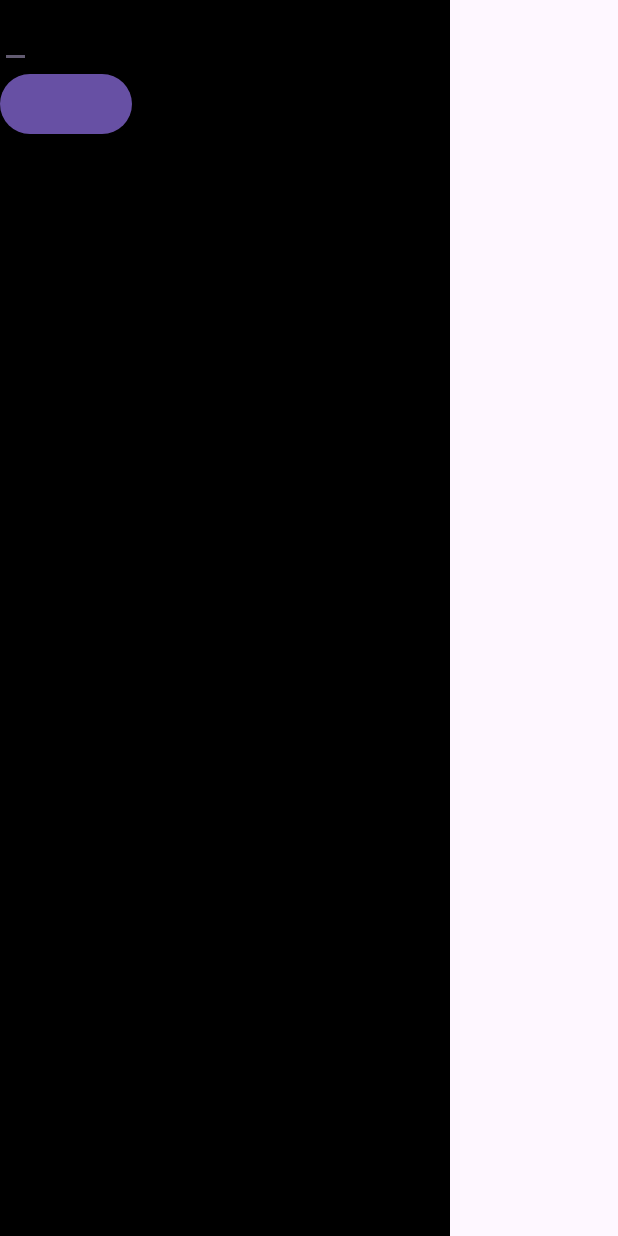
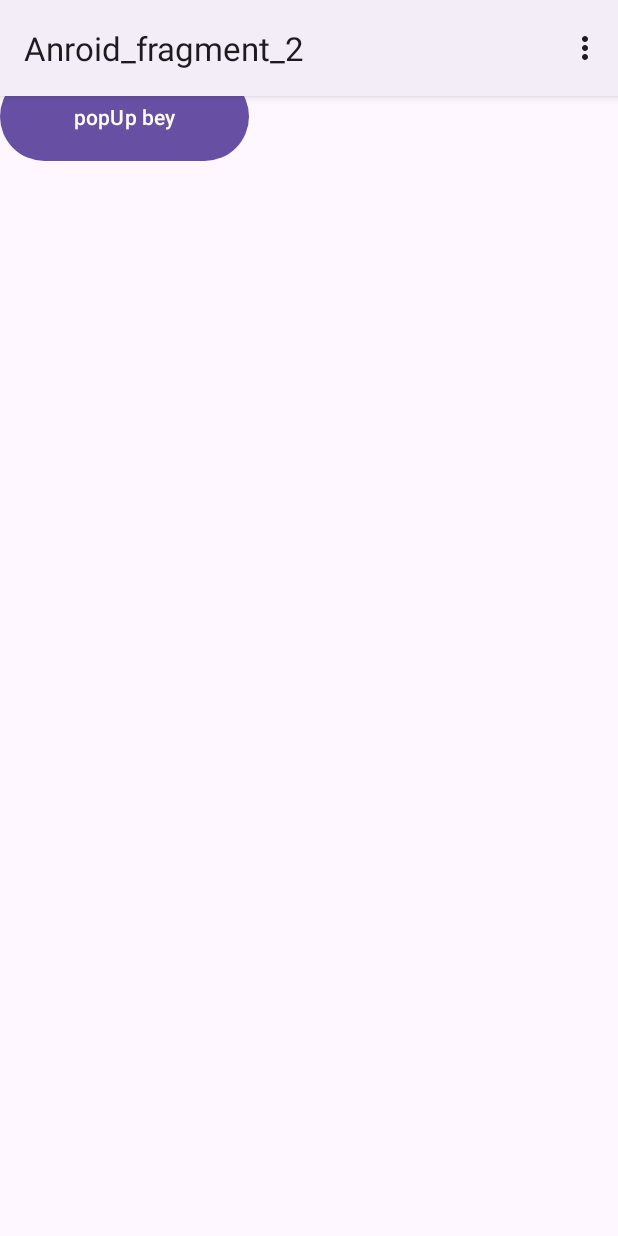
Before and after one commit to Lazypanda0316/Anroid_Fragment_2, an Android app: the screen it shows after launch (MainActivity), on a phone screen of 412 x 824 dp. Run offline under Robolectric (Android 15) with nearby library versions, the phone set to English and light mode, and no system bars.

Commit message:
menu and pop up menu

```diff
--- a/app/src/main/java/com/example/anroid_fragment_2/MainActivity.java
+++ b/app/src/main/java/com/example/anroid_fragment_2/MainActivity.java
@@ -1,6 +1,11 @@
 package com.example.anroid_fragment_2;
 
 import android.os.Bundle;
+import android.view.Menu;
+import android.view.MenuInflater;
+import android.view.View;
+import android.widget.Button;
+import android.widget.PopupMenu;
 
 import androidx.activity.EdgeToEdge;
 import androidx.appcompat.app.AppCompatActivity;
@@ -15,11 +20,29 @@ public class MainActivity extends AppCompatActivity {
         super.onCreate(savedInstanceState);
         EdgeToEdge.enable(this);
         setContentView(R.layout.activity_main);
+        Button b1=findViewById(R.id.pop1);
+        b1.setOnClickListener(new View.OnClickListener() {
+            @Override
+            public void onClick(View v) {
+                PopupMenu popupMenu= new PopupMenu(MainActivity.this,v);
+                MenuInflater menuInflater=popupMenu.getMenuInflater();
+                menuInflater.inflate(R.menu.popup_menu,popupMenu.getMenu());
+                popupMenu.show();
 
-        First_Fragment firstFragment =new First_Fragment();
-        Second_Fragement secondFragement=new Second_Fragement();
-        getSupportFragmentManager().beginTransaction().replace(R.id.F1, firstFragment). commit();
+            }
+        });
+//        First_Fragment firstFragment =new First_Fragment();
+//        Second_Fragement secondFragement=new Second_Fragement();
+//        getSupportFragmentManager().beginTransaction().replace(R.id.F1, firstFragment). commit();
 //        getSupportFragmentManager().beginTransaction().replace(R.id.F2, secondFragement). commit();
 
     }
+
+    @Override
+    public boolean onCreateOptionsMenu(Menu menu) {
+        MenuInflater inflater=getMenuInflater();
+        inflater.inflate(R.menu.main_menu,menu);
+        return true;
+
+    }
 }
--- a/app/src/main/res/layout/activity_main.xml
+++ b/app/src/main/res/layout/activity_main.xml
@@ -9,12 +9,19 @@
     <!-- Left side fragment -->
     <FrameLayout
         android:id="@+id/F1"
-        android:layout_width="300dp"
-        android:layout_height="0dp"
-        android:background="@color/black"
+        android:layout_width="405dp"
+        android:layout_height="736dp"
         app:layout_constraintBottom_toBottomOf="parent"
         app:layout_constraintStart_toStartOf="parent"
-        app:layout_constraintTop_toTopOf="parent" />
+        app:layout_constraintTop_toTopOf="parent">
+
+        <Button
+            android:id="@+id/pop1"
+            android:layout_width="166dp"
+            android:layout_height="67dp"
+            android:height="200dp"
+            android:text="popUp bey" />
+    </FrameLayout>
 
     <!-- Right side fragment -->
 
--- a/app/src/main/res/layout/fragment_first_.xml
+++ b/app/src/main/res/layout/fragment_first_.xml
@@ -4,12 +4,13 @@
     android:layout_width="150dp"
     android:orientation="vertical"
     android:layout_height="match_parent"
-    tools:context=".First_Fragment">
+    tools:context=".First_Fragment"
+    android:background="@color/yellow">
 
     <EditText
         android:id="@+id/ET1"
-        android:layout_width="wrap_content"
-        android:layout_height="wrap_content"/>
+        android:layout_width="match_parent"
+        android:layout_height="wrap_content" />
     <Button
         android:id="@+id/fbn1"
         android:layout_width="wrap_content"
--- a/app/src/main/res/layout/fragment_second__fragement.xml
+++ b/app/src/main/res/layout/fragment_second__fragement.xml
@@ -4,7 +4,7 @@
     android:layout_width="150dp"
     android:layout_height="match_parent"
     tools:context=".Second_Fragement"
-    android:background="@color/black">
+    android:background="@color/yellow">
 
     <!-- TODO: Update blank fragment layout -->
     <TextView
--- /dev/null
+++ b/app/src/main/res/menu/main_menu.xml
@@ -0,0 +1,13 @@
+<?xml version="1.0" encoding="utf-8"?>
+<menu xmlns:android="http://schemas.android.com/apk/res/android">
+    <item
+        android:id="@+id/item1"
+        android:title="PROFILE"
+        android:icon="@android:drawable/ic_menu_add"
+        />
+    <item
+        android:id="@+id/item2"
+        android:title="Delete"
+        android:icon="@android:drawable/ic_input_add"
+        />
+</menu>
--- /dev/null
+++ b/app/src/main/res/menu/popup_menu.xml
@@ -0,0 +1,21 @@
+<?xml version="1.0" encoding="utf-8"?>
+<menu xmlns:android="http://schemas.android.com/apk/res/android">
+    <item
+        android:id="@+id/popmenu1"
+        android:title="PopupMenu item1"/>
+    <item
+        android:id="@+id/popmenu3"
+        android:title="PopupMenu item2"/>
+    <item
+        android:id="@+id/popmenu2"
+        android:title="PopupMenu item3"/>
+    <item
+        android:id="@+id/popmenu4"
+        android:title="PopupMenu item4"/>
+    <item
+        android:id="@+id/popmenu5"
+        android:title="PopupMenu item5"/>
+    <item
+        android:id="@+id/popmenu6"
+        android:title="PopupMenu item6"/>
+</menu>
--- a/app/src/main/res/values/colors.xml
+++ b/app/src/main/res/values/colors.xml
@@ -4,4 +4,5 @@
     <color name="white">#FFFFFFFF</color>
     <color name="red">#ff0000</color>
     <color name="blue">#0000ff</color>
+    <color name="yellow">#ffff00</color>
 </resources>
--- a/app/src/main/res/values/themes.xml
+++ b/app/src/main/res/values/themes.xml
@@ -1,6 +1,6 @@
 <resources xmlns:tools="http://schemas.android.com/tools">
     <!-- Base application theme. -->
-    <style name="Base.Theme.Anroid_fragment_2" parent="Theme.Material3.DayNight.NoActionBar">
+    <style name="Base.Theme.Anroid_fragment_2" parent="Theme.Material3.DayNight">
         <!-- Customize your light theme here. -->
         <!-- <item name="colorPrimary">@color/my_light_primary</item> -->
     </style>
```
